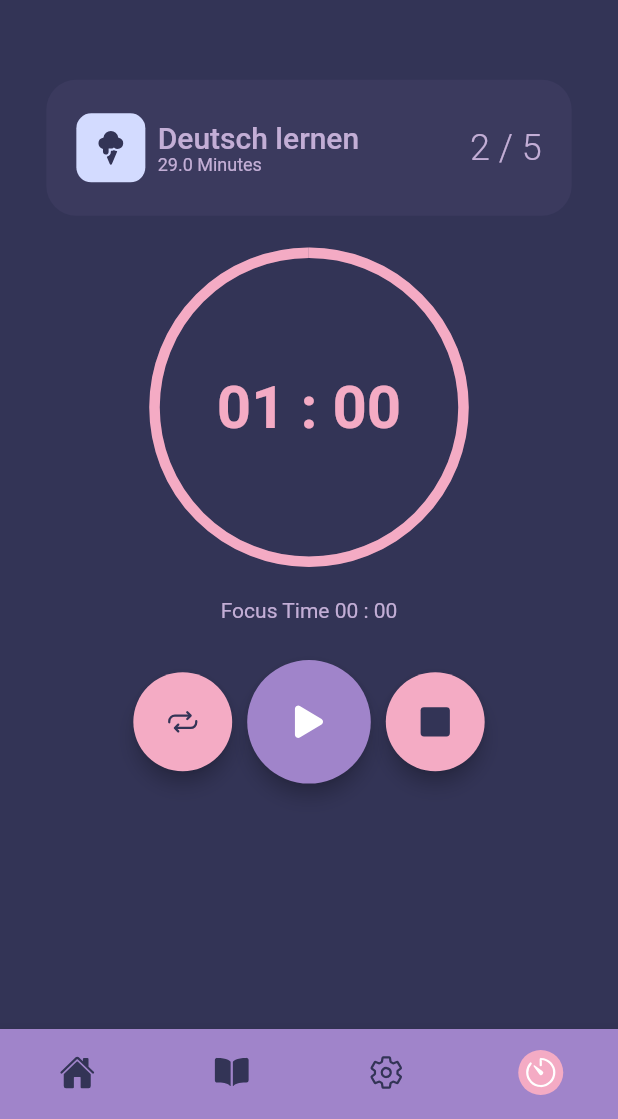
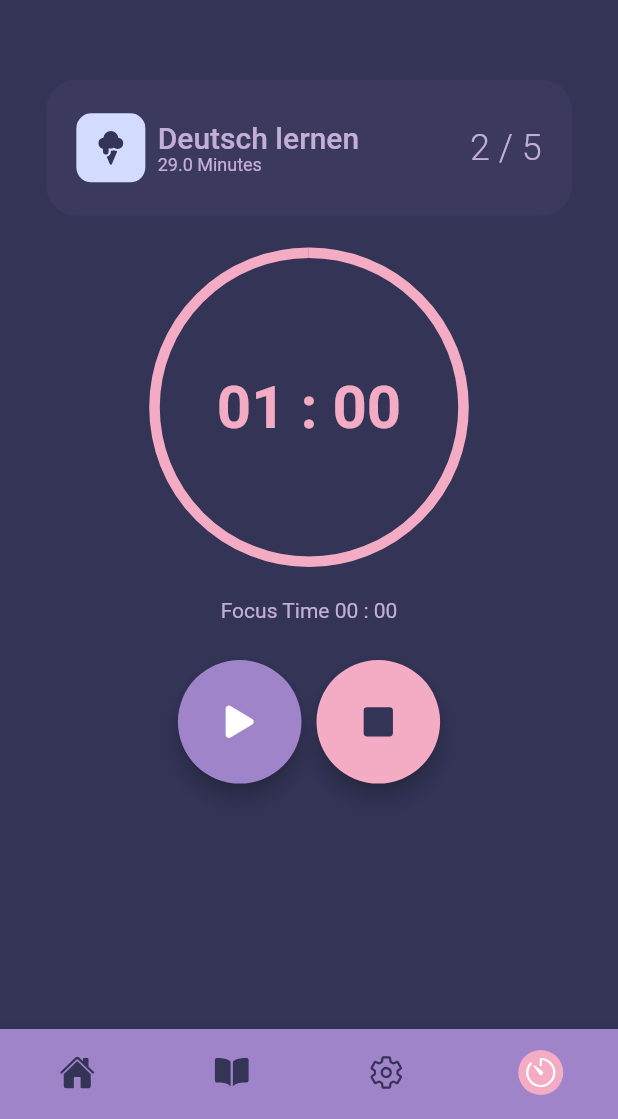
Before and after one commit to time-mastery/pmodoro-application, a Flutter app: the screen it shows after launch, on a phone screen of 412 x 824 dp, the part 117-1236 px from its top. Run offline on Flutter 3.47's test engine with Material 2 defaults, Android fonts, the phone set to English and light mode, and no system bars; our stand-ins replace bloc, calendar_timeline, equatable, flutter_bloc, flutter_heatmap_calendar, get_it and 4 more; missing offline and left inert: bitsdojo_window; accounts and stored records are empty; generated files the repository leaves out were written again.

Commit message:
add task logic implemented

```diff
--- a/lib/core/utils/database_helper.dart
+++ b/lib/core/utils/database_helper.dart
@@ -42,4 +42,7 @@ class DatabaseHelper {
             )
           ''');
   }
+
+  static Future showTable() async =>
+      await _database?.rawQuery('SELECT * FROM "tasks"');
 }
--- a/lib/features/task_management/domain/repositories/task_repository.dart
+++ b/lib/features/task_management/domain/repositories/task_repository.dart
@@ -1,7 +1,8 @@
-import '../../../../core/resources/params/task_params.dart';
+import 'package:pomodore/core/resources/data_state.dart';
+import 'package:pomodore/features/task_management/domain/entities/task_entity.dart';
 
 abstract class TaskRepository {
-  Future addTask(TaskParams task);
+  Future<DataState<bool>> addTask(TaskEntity task);
 
   Future getTaskByDate(DateTime date);
 
--- a/lib/features/task_management/presentation/pages/timer_page.dart
+++ b/lib/features/task_management/presentation/pages/timer_page.dart
@@ -58,7 +58,28 @@ class TimerView extends StatelessWidget {
             SizedBox(
               height: SizeConfig.heightMultiplier * 3,
             ),
+            const TimerBar(),
             SizedBox(
+              height: SizeConfig.heightMultiplier * 3,
+            ),
+            const FocusTimeText(),
+            SizedBox(
+              height: SizeConfig.heightMultiplier * 3,
+            ),
+            const TimerButtons(),
+          ],
+        ),
+      ),
+    );
+  }
+}
+
+class TimerBar extends StatelessWidget {
+  const TimerBar({Key? key}) : super(key: key);
+
+  @override
+  Widget build(BuildContext context) {
+    return SizedBox(
       width: MediaQuery.of(context).size.width * .5,
       height: MediaQuery.of(context).size.width * .5,
       child: Stack(
@@ -69,10 +90,10 @@ class TimerView extends StatelessWidget {
               width: MediaQuery.of(context).size.width * .5,
               height: MediaQuery.of(context).size.width * .5,
               child: CircularProgressIndicator(
-                        value: 20,
+                value: context.select((TimerBloc bloc) => bloc.state.duration) /
+                    60,
                 color: AppConstant.primaryColor,
-                        backgroundColor:
-                            AppConstant.primaryColor.withOpacity(.2),
+                backgroundColor: AppConstant.primaryColor.withOpacity(.2),
                 strokeWidth: 7,
               ),
             ),
@@ -80,27 +101,40 @@ class TimerView extends StatelessWidget {
           const TimerText(),
         ],
       ),
-            ),
-            SizedBox(
-              height: SizeConfig.heightMultiplier * 3,
-            ),
-            const FocusTimeText(),
-            SizedBox(
-              height: SizeConfig.heightMultiplier * 3,
-            ),
-            Row(
+    );
+  }
+}
+
+class TimerButtons extends StatelessWidget {
+  const TimerButtons({Key? key}) : super(key: key);
+
+  @override
+  Widget build(BuildContext context) {
+    return BlocBuilder<TimerBloc, TimerState>(
+      builder: (context, state) {
+        return Row(
           mainAxisAlignment: MainAxisAlignment.center,
           children: [
             MyButton(
-                  width: SizeConfig.heightMultiplier * 8,
-                  height: SizeConfig.heightMultiplier * 8,
-                  backgroundColor: AppConstant.primaryColor,
-                  onPressed: () => context.read<TimerBloc>().add(TimerReset()),
+              width: SizeConfig.heightMultiplier * 10,
+              height: SizeConfig.heightMultiplier * 10,
+              backgroundColor: AppConstant.secondaryColor,
+              onPressed: () {
+                if (state is TimerInProgress) {
+                  context.read<TimerBloc>().add(TimerPaused());
+                } else {
+                  if (state.duration == 60) {
+                    context.read<TimerBloc>().add(const TimerStarted(60));
+                  } else {
+                    context.read<TimerBloc>().add(TimerResumed());
+                  }
+                }
+              },
               shape: RoundedRectangleBorder(
                   borderRadius: BorderRadius.circular(100)),
-                  child: const Icon(
-                    Ionicons.repeat,
-                    color: AppConstant.scaffoldColor,
+              child: Icon(
+                (state is TimerInProgress) ? Ionicons.pause : Ionicons.play,
+                size: 30,
               ),
             ),
             const SizedBox(
@@ -109,22 +143,6 @@ class TimerView extends StatelessWidget {
             MyButton(
               width: SizeConfig.heightMultiplier * 10,
               height: SizeConfig.heightMultiplier * 10,
-                  backgroundColor: AppConstant.secondaryColor,
-                  onPressed: () =>
-                      context.read<TimerBloc>().add(const TimerStarted(60)),
-                  shape: RoundedRectangleBorder(
-                      borderRadius: BorderRadius.circular(100)),
-                  child: const Icon(
-                    Ionicons.play,
-                    size: 30,
-                  ),
-                ),
-                const SizedBox(
-                  width: 10,
-                ),
-                MyButton(
-                  width: SizeConfig.heightMultiplier * 8,
-                  height: SizeConfig.heightMultiplier * 8,
               backgroundColor: AppConstant.primaryColor,
               onPressed: () => context.read<TimerBloc>().add(TimerReset()),
               shape: RoundedRectangleBorder(
@@ -135,10 +153,8 @@ class TimerView extends StatelessWidget {
               ),
             ),
           ],
-            )
-          ],
-        ),
-      ),
+        );
+      },
     );
   }
 }
```
Also changed, not shown: lib/features/task_management/data/data_sources/local_data_source.dart (+11 -5 lines), lib/features/task_management/data/models/task_model.dart (+14 -5 lines), lib/features/task_management/data/repositories/task_repository_impl.dart (+18 -4 lines), lib/features/task_management/domain/usecases/add_task_usecase.dart (added, +15 -0 lines). Lines whose indentation alone changed are shown as unchanged.
